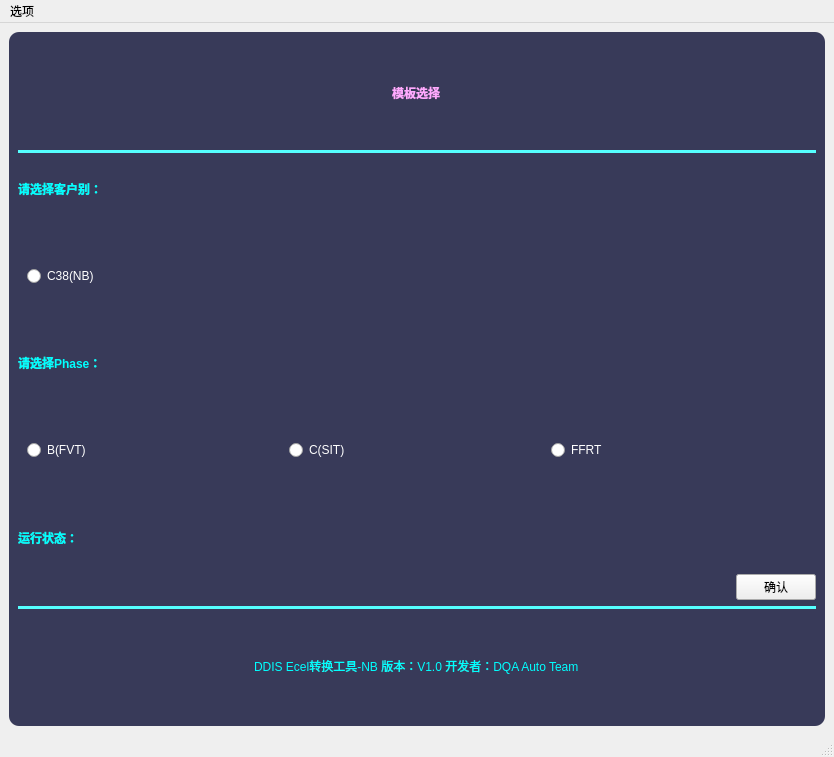
The window that DDISExcel/Excelmain.ui (caoedwin/GiteeMirror) describes before a commit, drawn with Qt 5.
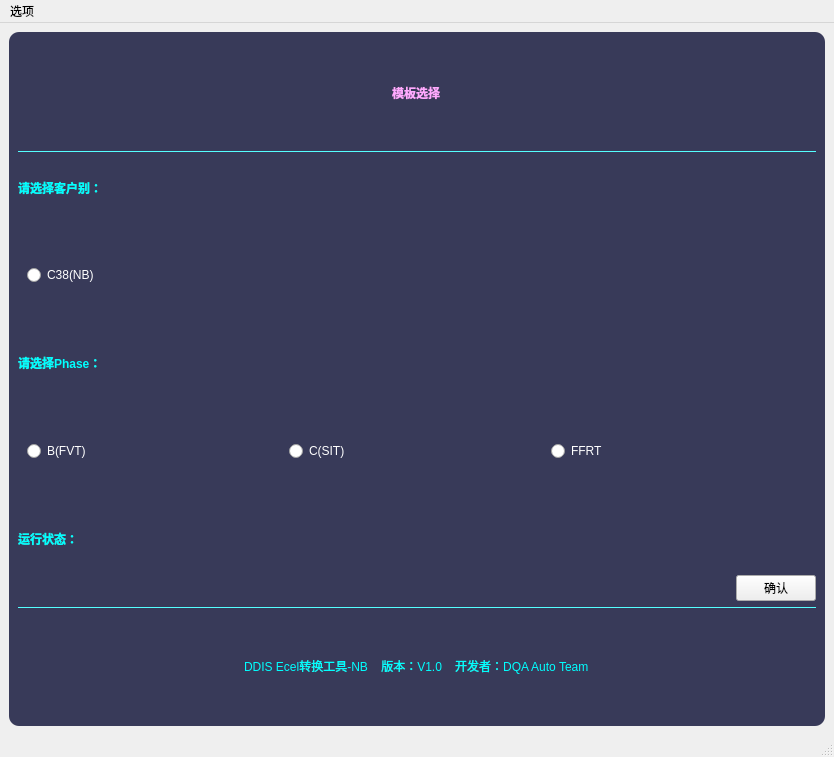
The same window after the commit.

Patch:
```diff
--- a/DDISExcel/Excelmain.ui
+++ b/DDISExcel/Excelmain.ui
@@ -263,6 +263,12 @@
        </item>
        <item row="8" column="0" colspan="3">
         <widget class="Line" name="line_2">
+         <property name="maximumSize">
+          <size>
+           <width>16777215</width>
+           <height>1</height>
+          </size>
+         </property>
          <property name="styleSheet">
           <string notr="true">background-color: rgb(85, 255, 255);</string>
          </property>
@@ -273,6 +279,18 @@
        </item>
        <item row="1" column="0" colspan="3">
         <widget class="Line" name="line">
+         <property name="minimumSize">
+          <size>
+           <width>0</width>
+           <height>0</height>
+          </size>
+         </property>
+         <property name="maximumSize">
+          <size>
+           <width>16777215</width>
+           <height>1</height>
+          </size>
+         </property>
          <property name="styleSheet">
           <string notr="true">background-color: rgb(85, 255, 255);</string>
          </property>
@@ -288,7 +306,7 @@
 color: rgb(0, 255, 255);</string>
          </property>
          <property name="text">
-          <string>DDIS Ecel转换工具-NB 版本：V1.0 开发者：DQA Auto Team</string>
+          <string>DDIS Ecel转换工具-NB    版本：V1.0    开发者：DQA Auto Team</string>
          </property>
         </widget>
        </item>
```
Left out of the diff: 3 changed lines with no effect on the pictures.
